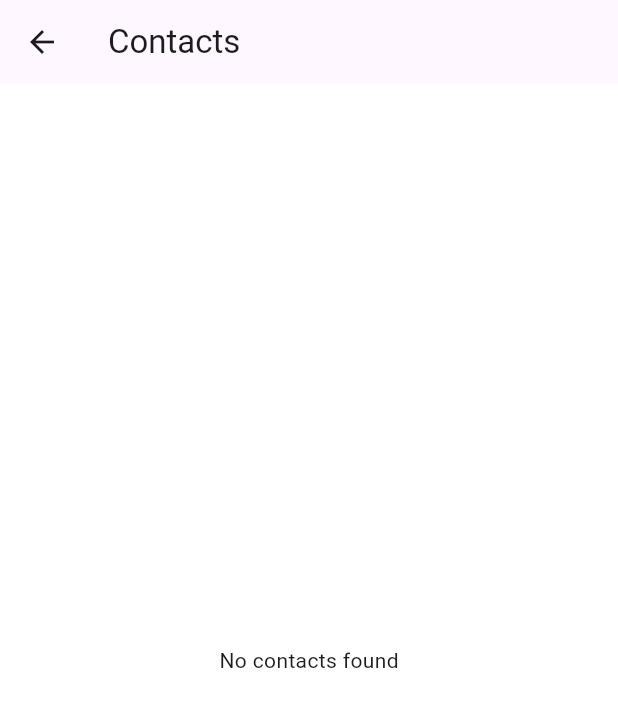
After one commit to infinite-code-solution/flutter-grama-seva, a Flutter app: the AccountScreen screen opened directly, scrolled down 93 dp, after a tap on "Contacts (Test)", on a phone screen of 412 x 824 dp. The commit adds this screen. Shown: the top 707 px of the screen. Run offline on Flutter 3.47's test engine with Material 3 defaults, Android fonts, the phone set to English and light mode, and no system bars; our stand-ins replace flutter_contacts.

Commit message:
contacts listing from phone

```diff
--- a/lib/account_screen.dart
+++ b/lib/account_screen.dart
@@ -1,5 +1,6 @@
 import 'package:flutter/material.dart';
 import 'profile_screen.dart';
+import 'contacts_screen.dart';
 
 class AccountScreen extends StatelessWidget {
   const AccountScreen({Key? key}) : super(key: key);
@@ -219,6 +220,16 @@ class AccountScreen extends StatelessWidget {
               title: 'Settings',
             ),
 
+            _buildListItem(
+              icon: Icons.contacts_outlined,
+              title: 'Contacts (Test)',
+              onTap: () {
+                Navigator.push(
+                  context,
+                  MaterialPageRoute(builder: (context) => const ContactsScreen()),
+                );
+              },
+            ),
             const SizedBox(height: 32),
           ],
         ),
--- /dev/null
+++ b/lib/contacts_screen.dart
@@ -0,0 +1,67 @@
+import 'package:flutter/material.dart';
+import 'package:flutter_contacts/flutter_contacts.dart';
+
+class ContactsScreen extends StatefulWidget {
+  const ContactsScreen({Key? key}) : super(key: key);
+
+  @override
+  _ContactsScreenState createState() => _ContactsScreenState();
+}
+
+class _ContactsScreenState extends State<ContactsScreen> {
+  List<Contact>? _contacts;
+  bool _permissionDenied = false;
+
+  @override
+  void initState() {
+    super.initState();
+    _fetchContacts();
+  }
+
+  Future<void> _fetchContacts() async {
+    if (!await FlutterContacts.requestPermission(readonly: true)) {
+      setState(() => _permissionDenied = true);
+      return;
+    }
+
+    final contacts = await FlutterContacts.getContacts(withProperties: true, withPhoto: false);
+    setState(() => _contacts = contacts);
+  }
+
+  @override
+  Widget build(BuildContext context) {
+    return Scaffold(
+      appBar: AppBar(
+        title: const Text('Contacts'),
+      ),
+      body: _buildBody(),
+    );
+  }
+
+  Widget _buildBody() {
+    if (_permissionDenied) {
+      return const Center(child: Text('Permission denied to access contacts'));
+    }
+    if (_contacts == null) {
+      return const Center(child: CircularProgressIndicator());
+    }
+    if (_contacts!.isEmpty) {
+      return const Center(child: Text('No contacts found'));
+    }
+
+    return ListView.builder(
+      itemCount: _contacts!.length,
+      itemBuilder: (context, i) {
+        final contact = _contacts![i];
+        final phone = contact.phones.isNotEmpty ? contact.phones.first.number : '(No phone number)';
+        return ListTile(
+          leading: CircleAvatar(
+            child: Text(contact.displayName.isNotEmpty ? contact.displayName[0].toUpperCase() : '?'),
+          ),
+          title: Text(contact.displayName),
+          subtitle: Text(phone),
+        );
+      },
+    );
+  }
+}
--- a/pubspec.yaml
+++ b/pubspec.yaml
@@ -34,6 +34,8 @@ dependencies:
   # The following adds the Cupertino Icons font to your application.
   # Use with the CupertinoIcons class for iOS style icons.
   cupertino_icons: ^1.0.8
+  flutter_contacts: ^1.1.9
+  permission_handler: ^11.3.1
 
 dev_dependencies:
   flutter_test:
```
Also changed, not shown: pubspec.lock, 2 other files.
